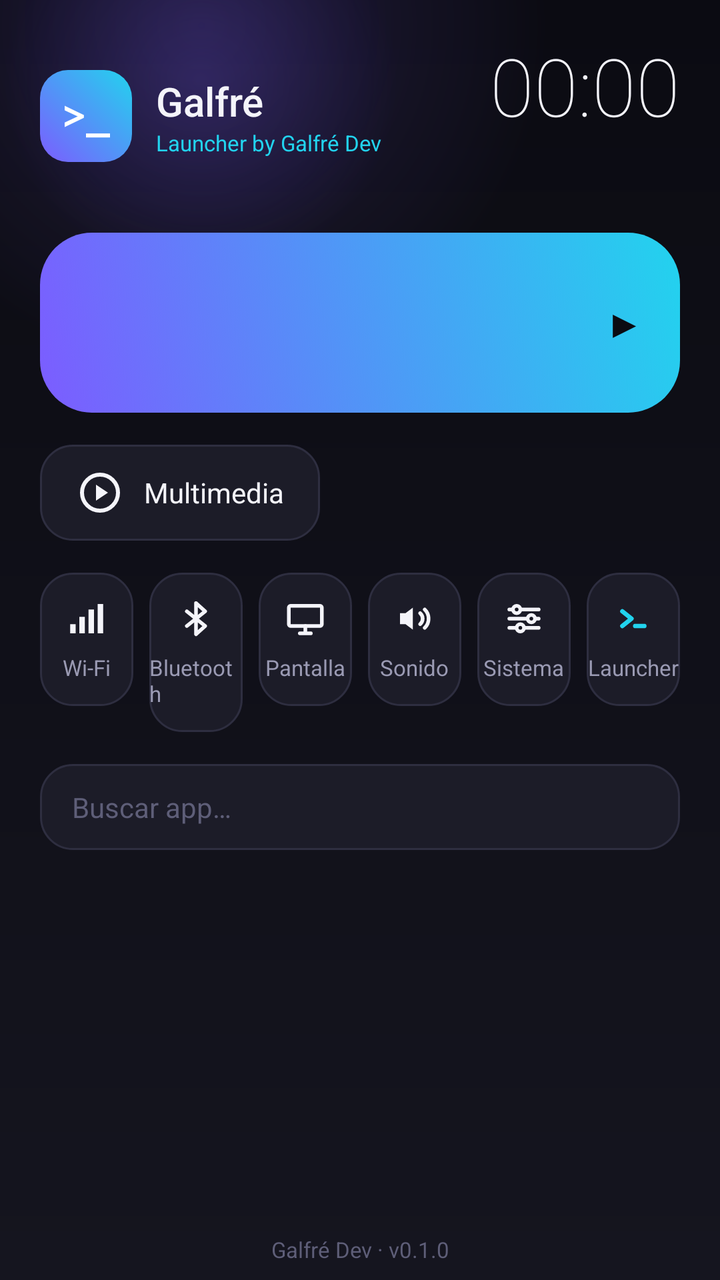
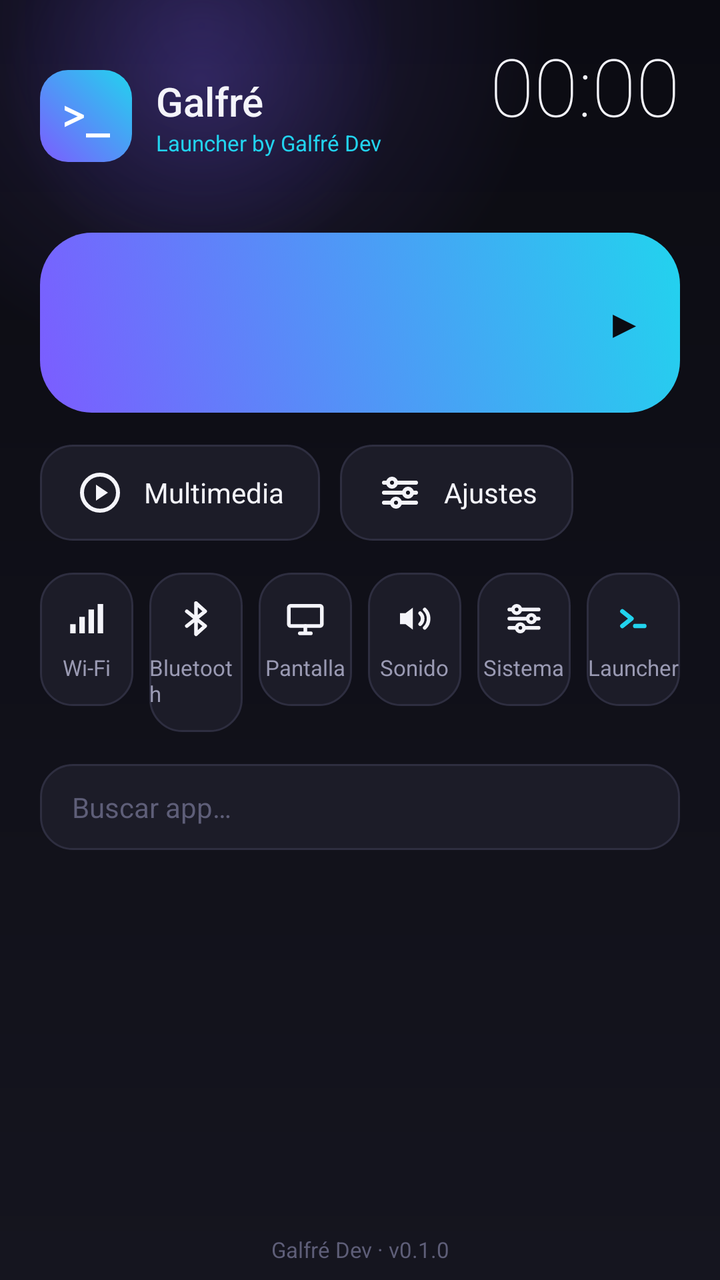

Before-and-after screenshots of an Android layout around one commit, followed by the original layout XML and the change that was made.
<!-- AndroidManifest.xml: application theme Theme.Galfre -->
<!-- res/layout/activity_launcher.xml -->
<?xml version="1.0" encoding="utf-8"?>
<FrameLayout xmlns:android="http://schemas.android.com/apk/res/android"
    android:layout_width="match_parent"
    android:layout_height="match_parent"
    android:fitsSystemWindows="true">

    
    <View
        android:id="@+id/glow"
        android:layout_width="380dp"
        android:layout_height="380dp"
        android:layout_marginStart="-90dp"
        android:layout_marginTop="-150dp"
        android:background="@drawable/glow_radial"
        android:alpha="0.5" />

    <LinearLayout
        android:layout_width="match_parent"
        android:layout_height="match_parent"
        android:orientation="vertical"
        android:paddingStart="@dimen/pad"
        android:paddingEnd="@dimen/pad"
        android:paddingTop="16dp"
        android:paddingBottom="8dp">

        
        <RelativeLayout
            android:layout_width="match_parent"
            android:layout_height="wrap_content">

            <LinearLayout
                android:layout_width="wrap_content"
                android:layout_height="wrap_content"
                android:layout_alignParentStart="true"
                android:layout_centerVertical="true"
                android:gravity="center_vertical"
                android:orientation="horizontal">

                <FrameLayout
                    android:layout_width="46dp"
                    android:layout_height="46dp"
                    android:background="@drawable/logo_badge">

                    <TextView
                        android:layout_width="wrap_content"
                        android:layout_height="wrap_content"
                        android:layout_gravity="center"
                        android:fontFamily="monospace"
                        android:text="@string/logo_mark"
                        android:textColor="@color/white"
                        android:textSize="20sp"
                        android:textStyle="bold" />
                </FrameLayout>

                <LinearLayout
                    android:layout_width="wrap_content"
                    android:layout_height="wrap_content"
                    android:layout_marginStart="12dp"
                    android:orientation="vertical">

                    <TextView
                        android:layout_width="wrap_content"
                        android:layout_height="wrap_content"
                        android:fontFamily="sans-serif-medium"
                        android:text="@string/brand"
                        android:textColor="@color/text_primary"
                        android:textSize="20sp" />

                    <TextView
                        android:layout_width="wrap_content"
                        android:layout_height="wrap_content"
                        android:text="@string/tagline"
                        android:textColor="@color/accent2"
                        android:textSize="11sp" />
                </LinearLayout>
            </LinearLayout>

            <LinearLayout
                android:layout_width="wrap_content"
                android:layout_height="wrap_content"
                android:layout_alignParentEnd="true"
                android:layout_centerVertical="true"
                android:gravity="end"
                android:orientation="vertical">

                <TextView
                    android:id="@+id/clock"
                    android:layout_width="wrap_content"
                    android:layout_height="wrap_content"
                    android:layout_gravity="end"
                    android:fontFamily="sans-serif-thin"
                    android:text="00:00"
                    android:textColor="@color/text_primary"
                    android:textSize="40sp" />

                <TextView
                    android:id="@+id/date"
                    android:layout_width="wrap_content"
                    android:layout_height="wrap_content"
                    android:layout_gravity="end"
                    android:textColor="@color/text_secondary"
                    android:textSize="12sp" />

                <TextView
                    android:id="@+id/status"
                    android:layout_width="wrap_content"
                    android:layout_height="wrap_content"
                    android:layout_gravity="end"
                    android:textColor="@color/accent2"
                    android:textSize="11sp" />
            </LinearLayout>
        </RelativeLayout>

        
        <TextView
            android:id="@+id/default_chip"
            android:layout_width="wrap_content"
            android:layout_height="wrap_content"
            android:layout_marginTop="14dp"
            android:background="@drawable/chip_bg"
            android:clickable="true"
            android:focusable="true"
            android:paddingStart="14dp"
            android:paddingEnd="14dp"
            android:paddingTop="9dp"
            android:paddingBottom="9dp"
            android:text="@string/default_chip"
            android:textColor="@color/text_primary"
            android:textSize="12sp"
            android:visibility="gone" />

        
        <LinearLayout
            android:id="@+id/hero"
            android:layout_width="match_parent"
            android:layout_height="wrap_content"
            android:layout_marginTop="16dp"
            android:background="@drawable/hero_bg"
            android:clickable="true"
            android:focusable="true"
            android:gravity="center_vertical"
            android:orientation="horizontal"
            android:padding="18dp">

            <requestFocus />

            <ImageView
                android:id="@+id/hero_icon"
                android:layout_width="54dp"
                android:layout_height="54dp"
                android:contentDescription="@null" />

            <LinearLayout
                android:layout_width="0dp"
                android:layout_height="wrap_content"
                android:layout_marginStart="14dp"
                android:layout_weight="1"
                android:orientation="vertical">

                <TextView
                    android:id="@+id/hero_title"
                    android:layout_width="match_parent"
                    android:layout_height="wrap_content"
                    android:ellipsize="end"
                    android:fontFamily="sans-serif-medium"
                    android:maxLines="1"
                    android:textColor="@color/on_accent"
                    android:textSize="20sp" />

                <TextView
                    android:id="@+id/hero_sub"
                    android:layout_width="match_parent"
                    android:layout_height="wrap_content"
                    android:alpha="0.75"
                    android:maxLines="1"
                    android:textColor="@color/on_accent"
                    android:textSize="12.5sp" />
            </LinearLayout>

            <TextView
                android:layout_width="wrap_content"
                android:layout_height="wrap_content"
                android:text="▶"
                android:textColor="@color/on_accent"
                android:textSize="20sp" />
        </LinearLayout>

        
        <LinearLayout
            android:layout_width="match_parent"
            android:layout_height="wrap_content"
            android:layout_marginTop="16dp"
            android:orientation="horizontal">

            <LinearLayout
                android:id="@+id/btn_media"
                android:layout_width="wrap_content"
                android:layout_height="wrap_content"
                android:background="@drawable/quick_bg"
                android:clickable="true"
                android:focusable="true"
                android:gravity="center_vertical"
                android:orientation="horizontal"
                android:paddingStart="18dp"
                android:paddingEnd="18dp"
                android:paddingTop="12dp"
                android:paddingBottom="12dp">

                <ImageView android:layout_width="24dp" android:layout_height="24dp"
                    android:src="@drawable/ic_media" android:contentDescription="@string/module_media" />

                <TextView android:layout_width="wrap_content" android:layout_height="wrap_content"
                    android:layout_marginStart="10dp" android:text="@string/module_media"
                    android:textColor="@color/text_primary" android:textSize="14sp" />
            </LinearLayout>
        </LinearLayout>

        
        <LinearLayout
            android:layout_width="match_parent"
            android:layout_height="wrap_content"
            android:layout_marginTop="16dp"
            android:orientation="horizontal"
            android:weightSum="6">

            <LinearLayout
                android:id="@+id/q_wifi"
                android:layout_width="0dp"
                android:layout_height="wrap_content"
                android:layout_marginEnd="8dp"
                android:layout_weight="1"
                android:background="@drawable/quick_bg"
                android:clickable="true"
                android:focusable="true"
                android:gravity="center"
                android:orientation="vertical"
                android:paddingTop="12dp"
                android:paddingBottom="12dp">

                <ImageView android:layout_width="22dp" android:layout_height="22dp"
                    android:src="@drawable/ic_wifi" android:contentDescription="@string/q_wifi" />

                <TextView android:layout_width="wrap_content" android:layout_height="wrap_content"
                    android:layout_marginTop="6dp" android:text="@string/q_wifi"
                    android:textColor="@color/text_secondary" android:textSize="11sp" />
            </LinearLayout>

            <LinearLayout
                android:id="@+id/q_bt"
                android:layout_width="0dp"
                android:layout_height="wrap_content"
                android:layout_marginEnd="8dp"
                android:layout_weight="1"
                android:background="@drawable/quick_bg"
                android:clickable="true"
                android:focusable="true"
                android:gravity="center"
                android:orientation="vertical"
                android:paddingTop="12dp"
                android:paddingBottom="12dp">

                <ImageView android:layout_width="22dp" android:layout_height="22dp"
                    android:src="@drawable/ic_bluetooth" android:contentDescription="@string/q_bt" />

                <TextView android:layout_width="wrap_content" android:layout_height="wrap_content"
                    android:layout_marginTop="6dp" android:text="@string/q_bt"
                    android:textColor="@color/text_secondary" android:textSize="11sp" />
            </LinearLayout>

            <LinearLayout
                android:id="@+id/q_display"
                android:layout_width="0dp"
                android:layout_height="wrap_content"
                android:layout_marginEnd="8dp"
                android:layout_weight="1"
                android:background="@drawable/quick_bg"
                android:clickable="true"
                android:focusable="true"
                android:gravity="center"
                android:orientation="vertical"
                android:paddingTop="12dp"
                android:paddingBottom="12dp">

                <ImageView android:layout_width="22dp" android:layout_height="22dp"
                    android:src="@drawable/ic_display" android:contentDescription="@string/q_display" />

                <TextView android:layout_width="wrap_content" android:layout_height="wrap_content"
                    android:layout_marginTop="6dp" android:text="@string/q_display"
                    android:textColor="@color/text_secondary" android:textSize="11sp" />
            </LinearLayout>

            <LinearLayout
                android:id="@+id/q_sound"
                android:layout_width="0dp"
                android:layout_height="wrap_content"
                android:layout_marginEnd="8dp"
                android:layout_weight="1"
                android:background="@drawable/quick_bg"
                android:clickable="true"
                android:focusable="true"
                android:gravity="center"
                android:orientation="vertical"
                android:paddingTop="12dp"
                android:paddingBottom="12dp">

                <ImageView android:layout_width="22dp" android:layout_height="22dp"
                    android:src="@drawable/ic_sound" android:contentDescription="@string/q_sound" />

                <TextView android:layout_width="wrap_content" android:layout_height="wrap_content"
                    android:layout_marginTop="6dp" android:text="@string/q_sound"
                    android:textColor="@color/text_secondary" android:textSize="11sp" />
            </LinearLayout>

            <LinearLayout
                android:id="@+id/q_all"
                android:layout_width="0dp"
                android:layout_height="wrap_content"
                android:layout_marginEnd="8dp"
                android:layout_weight="1"
                android:background="@drawable/quick_bg"
                android:clickable="true"
                android:focusable="true"
                android:gravity="center"
                android:orientation="vertical"
                android:paddingTop="12dp"
                android:paddingBottom="12dp">

                <ImageView android:layout_width="22dp" android:layout_height="22dp"
                    android:src="@drawable/ic_system" android:contentDescription="@string/q_all" />

                <TextView android:layout_width="wrap_content" android:layout_height="wrap_content"
                    android:layout_marginTop="6dp" android:text="@string/q_all"
                    android:textColor="@color/text_secondary" android:textSize="11sp" />
            </LinearLayout>

            <LinearLayout
                android:id="@+id/btn_settings"
                android:layout_width="0dp"
                android:layout_height="wrap_content"
                android:layout_weight="1"
                android:background="@drawable/quick_bg"
                android:clickable="true"
                android:focusable="true"
                android:gravity="center"
                android:orientation="vertical"
                android:paddingTop="12dp"
                android:paddingBottom="12dp">

                <ImageView android:layout_width="22dp" android:layout_height="22dp"
                    android:src="@drawable/ic_launcher_mark" android:contentDescription="@string/q_launcher" />

                <TextView android:layout_width="wrap_content" android:layout_height="wrap_content"
                    android:layout_marginTop="6dp" android:text="@string/q_launcher"
                    android:textColor="@color/text_secondary" android:textSize="11sp" />
            </LinearLayout>
        </LinearLayout>

        
        <EditText
            android:id="@+id/search"
            android:layout_width="match_parent"
            android:layout_height="wrap_content"
            android:layout_marginTop="16dp"
            android:background="@drawable/search_bg"
            android:hint="@string/search_hint"
            android:imeOptions="actionSearch"
            android:inputType="text"
            android:maxLines="1"
            android:paddingStart="16dp"
            android:paddingEnd="16dp"
            android:paddingTop="12dp"
            android:paddingBottom="12dp"
            android:textColor="@color/text_primary"
            android:textColorHint="@color/text_tertiary"
            android:textSize="14sp" />

        <TextView
            android:id="@+id/apps_count"
            android:layout_width="wrap_content"
            android:layout_height="wrap_content"
            android:layout_marginTop="14dp"
            android:layout_marginBottom="4dp"
            android:textColor="@color/text_secondary"
            android:textSize="12sp" />

        
        <GridView
            android:id="@+id/grid"
            android:layout_width="match_parent"
            android:layout_height="0dp"
            android:layout_weight="1"
            android:layoutAnimation="@anim/grid_anim"
            android:listSelector="@drawable/grid_selector"
            android:drawSelectorOnTop="true"
            android:clipToPadding="false"
            android:columnWidth="94dp"
            android:horizontalSpacing="12dp"
            android:numColumns="auto_fit"
            android:paddingBottom="12dp"
            android:scrollbars="none"
            android:stretchMode="spacingWidthUniform"
            android:verticalSpacing="12dp" />

        <TextView
            android:layout_width="match_parent"
            android:layout_height="wrap_content"
            android:gravity="center"
            android:text="Galfré Dev · v0.1.0"
            android:textColor="@color/text_tertiary"
            android:textSize="11sp" />
    </LinearLayout>
</FrameLayout>
<!-- resources referenced by this layout -->
<resources>
  <color name="accent2">#22D3EE</color>
  <color name="on_accent">#0B0B12</color>
  <color name="text_primary">#F4F4FA</color>
  <color name="text_secondary">#9A9AB3</color>
  <color name="text_tertiary">#5E5E78</color>
  <color name="white">#FFFFFFFF</color>
  <dimen name="pad">20dp</dimen>
  <!-- drawable glow_radial (drawable) -->
  <?xml version="1.0" encoding="utf-8"?>
  <shape xmlns:android="http://schemas.android.com/apk/res/android" android:shape="oval">
      <gradient
          android:type="radial"
          android:gradientRadius="300"
          android:startColor="#667C5CFF"
          android:endColor="#007C5CFF" />
  </shape>
  <!-- drawable ic_bluetooth (drawable) -->
  <vector xmlns:android="http://schemas.android.com/apk/res/android"
      android:width="24dp" android:height="24dp"
      android:viewportWidth="24" android:viewportHeight="24">
      <path
          android:strokeColor="@color/text_primary"
          android:strokeWidth="2"
          android:strokeLineCap="round"
          android:strokeLineJoin="round"
          android:fillColor="#00000000"
          android:pathData="M7,8 L17,16 L12,20.5 L12,3.5 L17,8 L7,16" />
  </vector>
  <!-- drawable ic_media (drawable) -->
  <vector xmlns:android="http://schemas.android.com/apk/res/android"
      android:width="24dp" android:height="24dp"
      android:viewportWidth="24" android:viewportHeight="24">
      <path
          android:strokeColor="@color/text_primary"
          android:strokeWidth="2"
          android:fillColor="#00000000"
          android:pathData="M12,3 a9,9 0 1 0 0,18 a9,9 0 1 0 0,-18 z" />
      <path android:fillColor="@color/text_primary" android:pathData="M10,8 l6,4 l-6,4 z" />
  </vector>
  <!-- drawable ic_wifi (drawable) -->
  <vector xmlns:android="http://schemas.android.com/apk/res/android"
      android:width="24dp" android:height="24dp"
      android:viewportWidth="24" android:viewportHeight="24">
      <path android:fillColor="@color/text_primary" android:pathData="M3,15h3v5h-3z" />
      <path android:fillColor="@color/text_primary" android:pathData="M8,11h3v9h-3z" />
      <path android:fillColor="@color/text_primary" android:pathData="M13,7h3v13h-3z" />
      <path android:fillColor="@color/text_primary" android:pathData="M18,4h3v16h-3z" />
  </vector>
  <!-- drawable logo_badge (drawable) -->
  <?xml version="1.0" encoding="utf-8"?>
  <shape xmlns:android="http://schemas.android.com/apk/res/android" android:shape="rectangle">
      <gradient
          android:type="linear"
          android:angle="45"
          android:startColor="@color/accent"
          android:endColor="@color/accent2" />
      <corners android:radius="14dp" />
  </shape>
  <string name="brand">Galfré</string>
  <string name="default_chip">Poné Galfré como pantalla de inicio ›</string>
  <string name="logo_mark">&gt;_</string>
  <string name="module_media">Multimedia</string>
  <string name="q_all">Sistema</string>
  <string name="q_bt">Bluetooth</string>
  <string name="q_display">Pantalla</string>
  <string name="q_launcher">Launcher</string>
  <string name="q_sound">Sonido</string>
  <string name="q_wifi">Wi-Fi</string>
  <string name="search_hint">Buscar app…</string>
  <string name="tagline">Launcher by Galfré Dev</string>
  <color name="accent">#7C5CFF</color>
  <color name="bg_bottom">#15151F</color>
  <color name="surface_variant">#242433</color>
  <color name="surface">#1C1C28</color>
  <color name="stroke">#2E2E40</color>
  <color name="bg_top">#0B0B12</color>
  <!-- unchanged entries left out for length: 11 -->
</resources>

<!-- the commit's change to res/layout/activity_launcher.xml (unified diff, before → after) -->
@@ -211,6 +211,29 @@
 
                 <TextView android:layout_width="wrap_content" android:layout_height="wrap_content"
                     android:layout_marginStart="10dp" android:text="@string/module_media"
+                    android:textColor="@color/text_primary" android:textSize="14sp" />
+            </LinearLayout>
+
+            <LinearLayout
+                android:id="@+id/btn_settings_hub"
+                android:layout_width="wrap_content"
+                android:layout_height="wrap_content"
+                android:layout_marginStart="10dp"
+                android:background="@drawable/quick_bg"
+                android:clickable="true"
+                android:focusable="true"
+                android:gravity="center_vertical"
+                android:orientation="horizontal"
+                android:paddingStart="18dp"
+                android:paddingEnd="18dp"
+                android:paddingTop="12dp"
+                android:paddingBottom="12dp">
+
+                <ImageView android:layout_width="24dp" android:layout_height="24dp"
+                    android:src="@drawable/ic_system" android:contentDescription="@string/module_settings_hub" />
+
+                <TextView android:layout_width="wrap_content" android:layout_height="wrap_content"
+                    android:layout_marginStart="10dp" android:text="@string/module_settings_hub"
                     android:textColor="@color/text_primary" android:textSize="14sp" />
             </LinearLayout>
         </LinearLayout>
<!-- resource entries referenced after the edit -->
@@ -62,6 +62,7 @@
   <string name="default_chip">Poné Galfré como pantalla de inicio ›</string>
   <string name="logo_mark">&gt;_</string>
   <string name="module_media">Multimedia</string>
+  <string name="module_settings_hub">Ajustes</string>
   <string name="q_all">Sistema</string>
   <string name="q_bt">Bluetooth</string>
   <string name="q_display">Pantalla</string>
